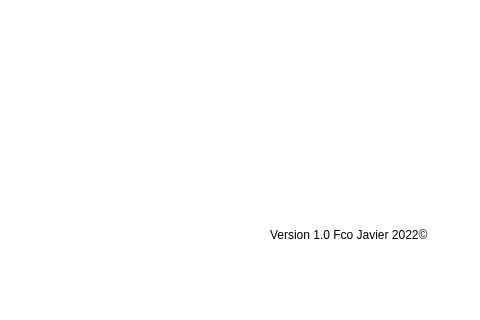
Qt form frontend/principal.ui (Herenot/Tor-Forensic-Manager-TFM-) before a commit; both pictures show x 0 to 480 and y 280 to 600 of the 764 by 600 pixel window.
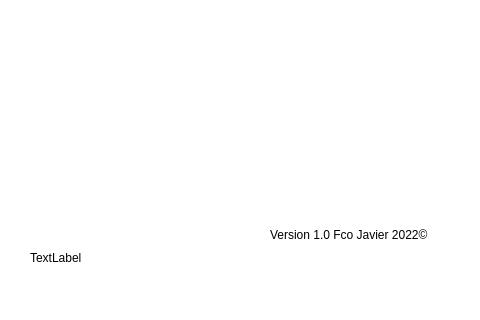
The same form after that commit. Icons and pictures are not drawn.

The edit to the form file:
```diff
--- a/frontend/principal.ui
+++ b/frontend/principal.ui
@@ -121,6 +121,30 @@
      <bool>true</bool>
     </property>
    </widget>
+   <widget class="QLabel" name="date_label">
+    <property name="geometry">
+     <rect>
+      <x>30</x>
+      <y>510</y>
+      <width>300</width>
+      <height>18</height>
+     </rect>
+    </property>
+    <property name="maximumSize">
+     <size>
+      <width>300</width>
+      <height>16777215</height>
+     </size>
+    </property>
+    <property name="font">
+     <font>
+      <pointsize>9</pointsize>
+     </font>
+    </property>
+    <property name="text">
+     <string>TextLabel</string>
+    </property>
+   </widget>
   </widget>
   <widget class="QMenuBar" name="menubar">
    <property name="geometry">
```
Left out of the diff: 34 changed lines with no effect on the pictures.
